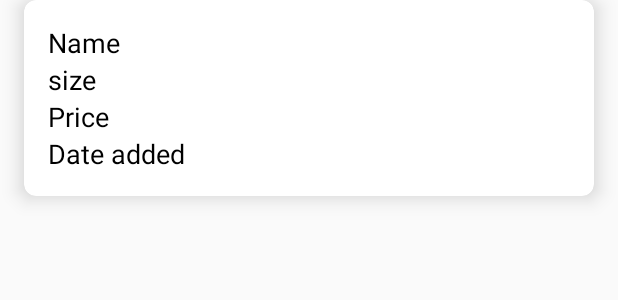
After one commit to kailash09dabhi/HeadyTest, an Android app: the layout item_product.xml on its own in the app's theme, with its tools: preview values and no code run, on a phone screen of 412 x 824 dp. The commit adds this screen. Shown: the top 300 px of the screen. Run offline under Robolectric (Android 15) with nearby library versions, the phone set to English and light mode, and no system bars.

Commit message:
Show products directly from server

```diff
--- a/app/build.gradle
+++ b/app/build.gradle
@@ -50,4 +50,8 @@ dependencies {
   implementation "android.arch.lifecycle:extensions:1.1.1"
   implementation "androidx.lifecycle:lifecycle-extensions:2.2.0-rc03"
   implementation "androidx.lifecycle:lifecycle-livedata-ktx:2.2.0-rc03"
+  implementation "androidx.cardview:cardview:1.0.0"
+
+  implementation "androidx.room:room-runtime:2.2.3"
+  annotationProcessor "androidx.room:room-compiler:2.2.3"
 }
--- a/app/src/main/java/com/kailashdabhi/headytest/TODO.kt
+++ b/app/src/main/java/com/kailashdabhi/headytest/TODO.kt
@@ -1,5 +1,4 @@
 package com.kailashdabhi.headytest
-
 
 /**
  * @author kailash09dabhi@gmail.com
--- a/app/src/main/java/com/kailashdabhi/headytest/data/model/Categories.kt
+++ b/app/src/main/java/com/kailashdabhi/headytest/data/model/Categories.kt
@@ -6,6 +6,6 @@ data class Categories(
 
   @SerializedName("id") val id: Int,
   @SerializedName("name") val name: String,
-  @SerializedName("products") val products: List<Products>,
+  @SerializedName("products") val products: List<Product>,
   @SerializedName("child_categories") val child_categories: List<String>
 )
--- a/app/src/main/java/com/kailashdabhi/headytest/data/model/ProductListingResponse.kt
+++ b/app/src/main/java/com/kailashdabhi/headytest/data/model/ProductListingResponse.kt
@@ -4,5 +4,5 @@ import com.google.gson.annotations.SerializedName
 
 data class ProductListingResponse(
   @SerializedName("categories") val categories: List<Categories>,
-  @SerializedName("rankings") val rankings: List<Rankings>
+  @SerializedName("rankings") val rankings: List<ProductRankings>
 )
--- a/app/src/main/java/com/kailashdabhi/headytest/data/model/Rankings.kt
+++ b/app/src/main/java/com/kailashdabhi/headytest/data/model/ProductRankings.kt
@@ -2,7 +2,7 @@ package com.kailashdabhi.headytest.data.model
 
 import com.google.gson.annotations.SerializedName
 
-data class Rankings(
+data class ProductRankings(
   @SerializedName("ranking") val ranking: String,
-  @SerializedName("products") val products: List<Products>
+  @SerializedName("products") val products: List<ProductViewCount>
 )
--- a/app/src/main/java/com/kailashdabhi/headytest/data/model/Products.kt
+++ b/app/src/main/java/com/kailashdabhi/headytest/data/model/ProductViewCount.kt
@@ -2,7 +2,7 @@ package com.kailashdabhi.headytest.data.model
 
 import com.google.gson.annotations.SerializedName
 
-data class Products(
+data class ProductViewCount(
 
   @SerializedName("id") val id: Int,
   @SerializedName("view_count") val view_count: Int
--- a/app/src/main/java/com/kailashdabhi/headytest/data/model/Tax.kt
+++ b/app/src/main/java/com/kailashdabhi/headytest/data/model/Tax.kt
@@ -1,9 +1,12 @@
 package com.kailashdabhi.headytest.data.model
 
+import android.os.Parcelable
 import com.google.gson.annotations.SerializedName
+import kotlinx.android.parcel.Parcelize
 
+@Parcelize
 data class Tax(
 
   @SerializedName("name") val name: String,
   @SerializedName("value") val value: Double
-)
+) : Parcelable
--- a/app/src/main/java/com/kailashdabhi/headytest/data/model/Variants.kt
+++ b/app/src/main/java/com/kailashdabhi/headytest/data/model/Variants.kt
@@ -1,11 +1,14 @@
 package com.kailashdabhi.headytest.data.model
 
+import android.os.Parcelable
 import com.google.gson.annotations.SerializedName
+import kotlinx.android.parcel.Parcelize
 
+@Parcelize
 data class Variants(
 
   @SerializedName("id") val id: Int,
   @SerializedName("color") val color: String,
   @SerializedName("size") val size: Int,
   @SerializedName("price") val price: Int
-)
+) : Parcelable
--- /dev/null
+++ b/app/src/main/res/layout/item_product.xml
@@ -0,0 +1,65 @@
+<?xml version="1.0" encoding="utf-8"?>
+<androidx.cardview.widget.CardView xmlns:android="http://schemas.android.com/apk/res/android"
+    xmlns:app="http://schemas.android.com/apk/res-auto"
+    xmlns:tools="http://schemas.android.com/tools"
+    android:layout_width="match_parent"
+    android:layout_height="wrap_content"
+    android:layout_marginStart="16dp"
+    android:layout_marginEnd="16dp"
+    android:layout_marginBottom="16dp"
+    app:cardCornerRadius="8dp"
+    app:cardElevation="8dp"
+    >
+  <androidx.constraintlayout.widget.ConstraintLayout xmlns:android="http://schemas.android.com/apk/res/android"
+      android:id="@+id/linearLayout"
+      android:layout_width="match_parent"
+      android:layout_height="wrap_content"
+      android:orientation="vertical"
+      android:padding="16dp"
+      >
+    <TextView
+        android:id="@+id/name"
+        android:layout_width="0dp"
+        android:layout_height="wrap_content"
+        android:textAppearance="@style/TextAppearance.AppCompat.Medium"
+        android:textColor="@android:color/black"
+        app:layout_constraintEnd_toEndOf="parent"
+        app:layout_constraintStart_toStartOf="parent"
+        app:layout_constraintTop_toTopOf="parent"
+        tools:text="Name"
+        />
+    <TextView
+        android:id="@+id/dateAdded"
+        android:layout_width="0dp"
+        android:layout_height="wrap_content"
+        android:textAppearance="@style/TextAppearance.AppCompat.Medium"
+        android:textColor="@android:color/black"
+        app:layout_constraintBottom_toBottomOf="parent"
+        app:layout_constraintEnd_toEndOf="parent"
+        app:layout_constraintStart_toStartOf="parent"
+        app:layout_constraintTop_toBottomOf="@id/price"
+        tools:text="Date added"
+        />
+    <TextView
+        android:id="@+id/size"
+        android:layout_width="wrap_content"
+        android:layout_height="wrap_content"
+        android:textAppearance="@style/TextAppearance.AppCompat.Medium"
+        android:textColor="@android:color/black"
+        app:layout_constraintStart_toStartOf="parent"
+        app:layout_constraintTop_toBottomOf="@id/name"
+        tools:text="size"
+        />
+    <TextView
+        android:id="@+id/price"
+        android:layout_width="0dp"
+        android:layout_height="wrap_content"
+        android:textAppearance="@style/TextAppearance.AppCompat.Medium"
+        android:textColor="@android:color/black"
+        app:layout_constraintEnd_toEndOf="parent"
+        app:layout_constraintStart_toStartOf="parent"
+        app:layout_constraintTop_toBottomOf="@id/size"
+        tools:text="Price"
+        />
+  </androidx.constraintlayout.widget.ConstraintLayout>
+</androidx.cardview.widget.CardView>
```
Also changed, not shown: app/src/main/java/com/kailashdabhi/headytest/MainActivity.kt (+8 -9 lines), app/src/main/java/com/kailashdabhi/headytest/ProductAdapter.kt (added, +44 -0 lines), app/src/main/java/com/kailashdabhi/headytest/ProductFragment.kt (added, +76 -0 lines), app/src/main/java/com/kailashdabhi/headytest/ProductViewModel.kt (added, +12 -0 lines), app/src/main/java/com/kailashdabhi/headytest/data/ProductRepository.kt (+7 -1 lines), app/src/main/java/com/kailashdabhi/headytest/data/model/Product.kt (added, +15 -0 lines), app/src/main/java/com/kailashdabhi/headytest/data/model/ProductOrderCount.kt (added, +8 -0 lines), app/src/main/java/com/kailashdabhi/headytest/data/model/ProductShareCount.kt (added, +8 -0 lines), app/src/main/res/layout/activity_main.xml (+4 -14 lines), app/src/main/res/layout/fragment_product.xml (added, +25 -0 lines), app/src/main/res/menu/product.xml (added, +8 -0 lines).
